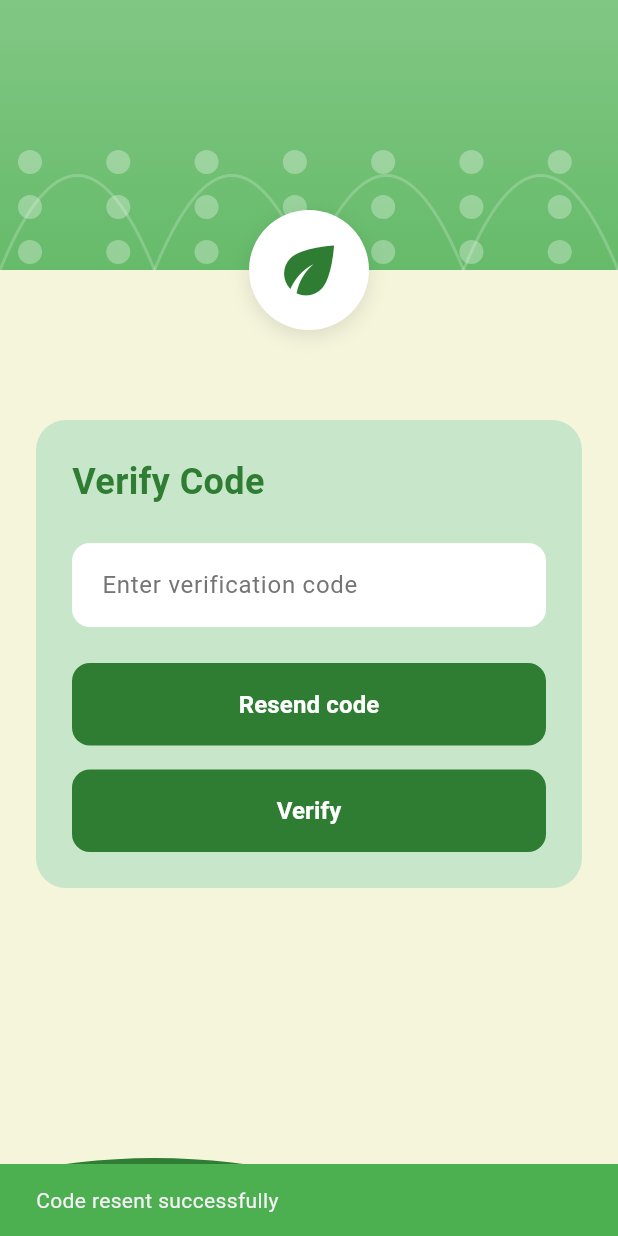
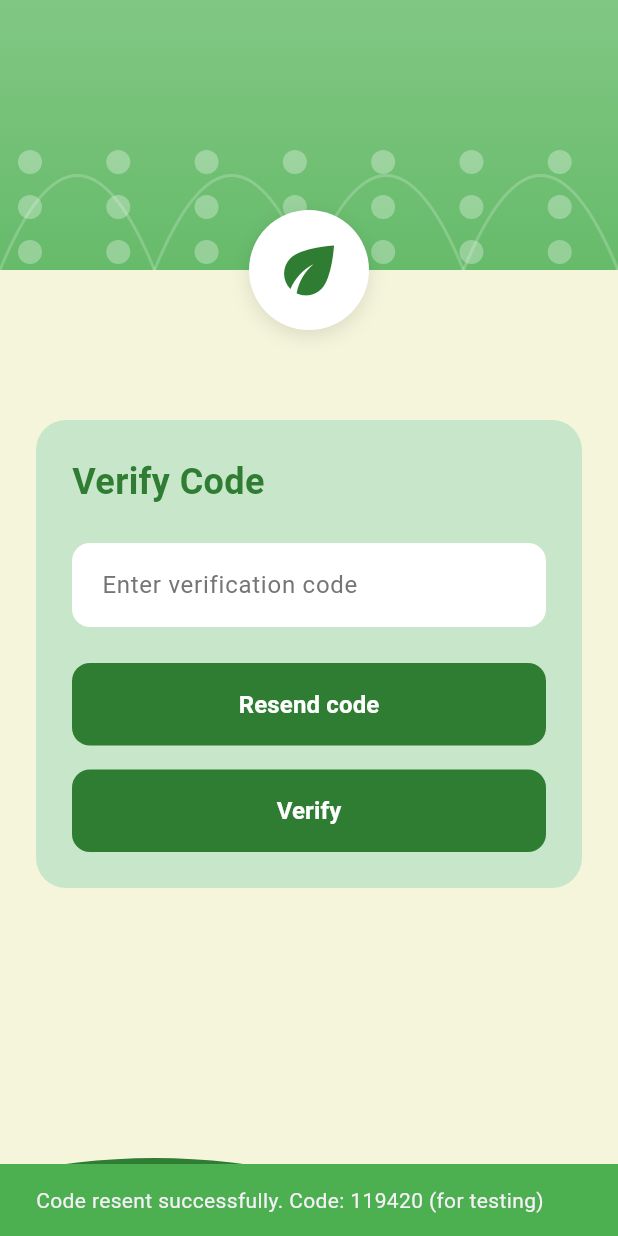
Before and after one commit to BackBone321/login.github.io, a Flutter app: the VerifyCodeScreen screen opened directly with empty values, after a tap on "Resend code", on a phone screen of 412 x 824 dp. Run offline on Flutter 3.47's test engine with Material 3 defaults, Android fonts, the phone set to English and light mode, and no system bars; our stand-ins replace cloud_firestore, firebase_auth, firebase_core; accounts and stored records are empty; network calls fail.

Commit message:
fixing otp

```diff
--- a/lib/auth/verify_code_screen.dart
+++ b/lib/auth/verify_code_screen.dart
@@ -1,6 +1,7 @@
 import 'package:flutter/material.dart';
 import '../widgets/custom_button.dart';
 import '../widgets/custom_textfield.dart';
+import '../services/otp_service.dart';
 import 'change_password_screen.dart';
 
 class VerifyCodeScreen extends StatefulWidget {
@@ -15,27 +16,74 @@ class VerifyCodeScreen extends StatefulWidget {
 class _VerifyCodeScreenState extends State<VerifyCodeScreen> {
   final _formKey = GlobalKey<FormState>();
   final _codeController = TextEditingController();
+  final _otpService = OTPService();
   bool _isLoading = false;
 
-  void _verifyCode() {
+  Future<void> _verifyCode() async {
     if (!_formKey.currentState!.validate()) return;
-    // In a real app, you would verify the code here
-    // For now, we'll just navigate to change password screen
+    setState(() => _isLoading = true);
+    try {
+      final code = _codeController.text.trim();
+
+      // Verify OTP
+      final isValid = await _otpService.verifyOTP(
+        widget.email,
+        code,
+        'change_password',
+      );
+
+      if (isValid) {
+        // Navigate to change password screen
         Navigator.push(
           context,
           MaterialPageRoute(
-        builder: (_) => ChangePasswordScreen(email: widget.email),
+            builder: (_) => ChangePasswordScreen(
+              email: widget.email,
+              otpVerified: true,
+            ),
+          ),
+        );
+      } else {
+        ScaffoldMessenger.of(context).showSnackBar(
+          SnackBar(
+            content: Text('Invalid or expired code. Please try again.'),
+            backgroundColor: Colors.red,
           ),
         );
       }
-
-  void _resendCode() {
+    } catch (e) {
       ScaffoldMessenger.of(context).showSnackBar(
         SnackBar(
-        content: Text('Code resent successfully'),
-        backgroundColor: Colors.green,
+          content: Text('Verification failed: ${e.toString()}'),
+          backgroundColor: Colors.red,
         ),
       );
+    } finally {
+      setState(() => _isLoading = false);
+    }
+  }
+
+  Future<void> _resendCode() async {
+    setState(() => _isLoading = true);
+    try {
+      final otpCode = await _otpService.resendOTP(widget.email);
+      ScaffoldMessenger.of(context).showSnackBar(
+        SnackBar(
+          content: Text('Code resent successfully. Code: $otpCode (for testing)'),
+          backgroundColor: Colors.green,
+          duration: Duration(seconds: 5),
+        ),
+      );
+    } catch (e) {
+      ScaffoldMessenger.of(context).showSnackBar(
+        SnackBar(
+          content: Text('Failed to resend code: ${e.toString()}'),
+          backgroundColor: Colors.red,
+        ),
+      );
+    } finally {
+      setState(() => _isLoading = false);
+    }
   }
 
   @override
--- a/lib/main.dart
+++ b/lib/main.dart
@@ -17,7 +17,7 @@ class MyApp extends StatelessWidget {
     final darkGreen = Color(0xFF2E7D32);
 
     return MaterialApp(
-      title: 'Green App Auth',
+      title: 'AGRI GUARD',
       theme: ThemeData(
         primarySwatch: Colors.green,
         primaryColor: darkGreen,
--- /dev/null
+++ b/lib/models/otp_model.dart
@@ -0,0 +1,51 @@
+class OTPModel {
+  final String id;
+  final String email;
+  final String code;
+  final String purpose; // 'password_reset', 'change_password', etc.
+  final DateTime createdAt;
+  final DateTime expiresAt;
+  final bool isUsed;
+
+  OTPModel({
+    required this.id,
+    required this.email,
+    required this.code,
+    required this.purpose,
+    required this.createdAt,
+    required this.expiresAt,
+    this.isUsed = false,
+  });
+
+  Map<String, dynamic> toMap() {
+    return {
+      'id': id,
+      'email': email,
+      'code': code,
+      'purpose': purpose,
+      'createdAt': createdAt.toIso8601String(),
+      'expiresAt': expiresAt.toIso8601String(),
+      'isUsed': isUsed,
+    };
+  }
+
+  factory OTPModel.fromMap(Map<String, dynamic> map) {
+    return OTPModel(
+      id: map['id'] ?? '',
+      email: map['email'] ?? '',
+      code: map['code'] ?? '',
+      purpose: map['purpose'] ?? '',
+      createdAt: map['createdAt'] != null
+          ? DateTime.parse(map['createdAt'])
+          : DateTime.now(),
+      expiresAt: map['expiresAt'] != null
+          ? DateTime.parse(map['expiresAt'])
+          : DateTime.now(),
+      isUsed: map['isUsed'] ?? false,
+    );
+  }
+
+  bool get isValid {
+    return !isUsed && DateTime.now().isBefore(expiresAt);
+  }
+}
--- /dev/null
+++ b/lib/services/otp_service.dart
@@ -0,0 +1,126 @@
+import 'dart:math';
+import 'package:cloud_firestore/cloud_firestore.dart';
+import 'package:firebase_auth/firebase_auth.dart';
+import '../models/otp_model.dart';
+
+class OTPService {
+  final FirebaseFirestore _firestore = FirebaseFirestore.instance;
+  final FirebaseAuth _auth = FirebaseAuth.instance;
+
+  // Generate a 6-digit OTP code
+  String _generateOTP() {
+    final random = Random();
+    return (100000 + random.nextInt(900000)).toString();
+  }
+
+  // Send OTP for password change
+  Future<String> sendOTPForPasswordChange(String email) async {
+    // Generate OTP
+    final code = _generateOTP();
+    final otpId = DateTime.now().millisecondsSinceEpoch.toString();
+    final now = DateTime.now();
+    final expiresAt = now.add(Duration(minutes: 10)); // OTP expires in 10 minutes
+
+    // Create OTP model
+    final otp = OTPModel(
+      id: otpId,
+      email: email,
+      code: code,
+      purpose: 'change_password',
+      createdAt: now,
+      expiresAt: expiresAt,
+    );
+
+    // Save to Firestore
+    await _firestore.collection('otps').doc(otpId).set(otp.toMap());
+
+    // Send email via Firebase Auth (this will send a password reset email with the code)
+    // For a real implementation, you might want to use a service like SendGrid, Twilio, etc.
+    // For now, we'll use Firebase's sendPasswordResetEmail and store the OTP in Firestore
+    try {
+      await _auth.sendPasswordResetEmail(email: email);
+    } catch (e) {
+      // If email sending fails, still store the OTP
+      print('Email sending failed: $e');
+    }
+
+    // In a real app, you would send the OTP via email/SMS service
+    // For now, we'll also log it (remove in production)
+    print('OTP for $email: $code'); // Remove this in production
+
+    return code; // Return code for testing (remove in production)
+  }
+
+  // Verify OTP
+  Future<bool> verifyOTP(String email, String code, String purpose) async {
+    try {
+      // Find the OTP in Firestore
+      final snapshot = await _firestore
+          .collection('otps')
+          .where('email', isEqualTo: email)
+          .where('purpose', isEqualTo: purpose)
+          .where('isUsed', isEqualTo: false)
+          .orderBy('createdAt', descending: true)
+          .limit(1)
+          .get();
+
+      if (snapshot.docs.isEmpty) {
+        return false;
+      }
+
+      final doc = snapshot.docs.first;
+      final otp = OTPModel.fromMap(doc.data());
+
+      // Check if OTP is valid
+      if (!otp.isValid) {
+        return false;
+      }
+
+      // Check if code matches
+      if (otp.code != code) {
+        return false;
+      }
+
+      // Mark OTP as used
+      await _firestore.collection('otps').doc(doc.id).update({
+        'isUsed': true,
+      });
+
+      return true;
+    } catch (e) {
+      print('OTP verification error: $e');
+      return false;
+    }
+  }
+
+  // Resend OTP
+  Future<String> resendOTP(String email) async {
+    // Invalidate old OTPs for this email and purpose
+    final oldOtps = await _firestore
+        .collection('otps')
+        .where('email', isEqualTo: email)
+        .where('purpose', isEqualTo: 'change_password')
+        .where('isUsed', isEqualTo: false)
+        .get();
+
+    for (var doc in oldOtps.docs) {
+      await doc.reference.update({'isUsed': true});
+    }
+
+    // Generate and send new OTP
+    return await sendOTPForPasswordChange(email);
+  }
+
+  // Clean up expired OTPs (can be called periodically)
+  Future<void> cleanupExpiredOTPs() async {
+    final now = DateTime.now();
+    final expiredOtps = await _firestore
+        .collection('otps')
+        .where('expiresAt', isLessThan: now.toIso8601String())
+        .get();
+
+    for (var doc in expiredOtps.docs) {
+      await doc.reference.delete();
+    }
+  }
+}
```
Also changed, not shown: lib/auth/change_password_screen.dart (+19 -4 lines), lib/auth/password_recovery_screen.dart (+19 -6 lines). Lines whose indentation alone changed are shown as unchanged.
